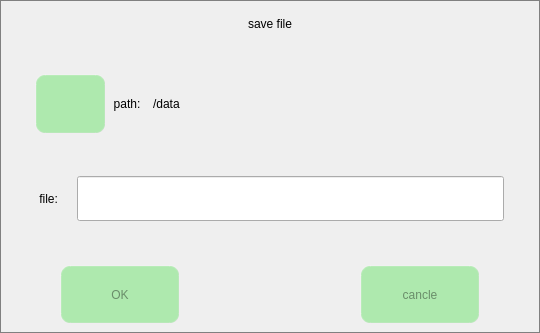
Before: the Qt Designer form voice_savefile_name.ui in jizizihe/baijie_demo, drawn with Qt 5.
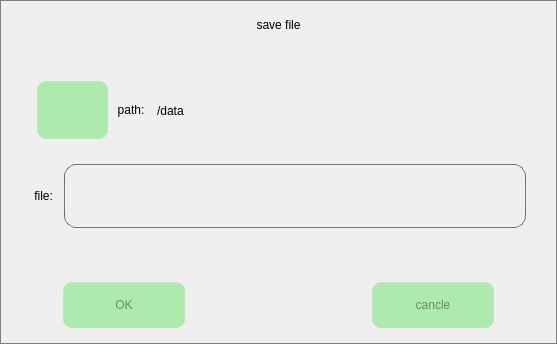
After: the same form once the commit is applied. Icons and pictures are not drawn.

Commit message: func: 1.chang button style in gpio       2.refresh when open and close button in wifi,bluetooth,ethernet and 4g       3.add set  gateway and subnet mask in ethernet       4.add display 4g status in 4g       5.optimize copy,cut,delete,safe exit in storage       6.add the judgment that the serial port is occupied

```diff
--- a/voice_savefile_name.ui
+++ b/voice_savefile_name.ui
@@ -6,8 +6,8 @@
    <rect>
     <x>0</x>
     <y>0</y>
-    <width>540</width>
-    <height>333</height>
+    <width>557</width>
+    <height>344</height>
    </rect>
   </property>
   <property name="sizePolicy">
@@ -39,6 +39,7 @@
   border-image: url(:/button_image/all/background.jpg);
   border-style: outset;
   border-radius: 4px;
+  border:1px solid gray;
 }
 QMainWindow {border:1px solid gray;}
 /****************按钮部件*******************/
@@ -83,13 +84,16 @@
  }</string>
   </property>
   <widget class="QWidget" name="centralwidget">
-   <layout class="QGridLayout" name="gridLayout" rowstretch="1,1,2,1,2,1,2">
+   <layout class="QGridLayout" name="gridLayout" rowstretch="2,2,4,1,4,3,3">
     <property name="leftMargin">
      <number>0</number>
     </property>
     <property name="rightMargin">
      <number>0</number>
     </property>
+    <property name="bottomMargin">
+     <number>15</number>
+    </property>
     <item row="2" column="0">
      <widget class="QWidget" name="widget_4" native="true">
       <layout class="QHBoxLayout" name="horizontalLayout_4" stretch="1,2,1,10,1">
@@ -388,7 +392,10 @@
         <verstretch>0</verstretch>
        </sizepolicy>
       </property>
-      <layout class="QHBoxLayout" name="horizontalLayout" stretch="1,1,12,1">
+      <layout class="QHBoxLayout" name="horizontalLayout" stretch="1,1,15,1">
+       <property name="spacing">
+        <number>2</number>
+       </property>
        <property name="leftMargin">
         <number>0</number>
        </property>
@@ -441,15 +448,24 @@
          <property name="minimumSize">
           <size>
            <width>0</width>
-           <height>40</height>
+           <height>0</height>
           </size>
          </property>
          <property name="maximumSize">
           <size>
            <width>16777215</width>
-           <height>45</height>
+           <height>16777215</height>
           </size>
          </property>
+         <property name="styleSheet">
+          <string notr="true">    border-style: outset; /*边框样式*/
+     border-width:  1px;  /*边框宽度为4像素*/
+     border-radius: 12px; /*边框圆角半径*/
+     border-color: rgba(0, 0, 0,130);/*边框颜色*/
+background-color:transparent;
+     padding: 6px; /*填衬*/
+	outline: none; /*去掉按钮的虚线框*/</string>
+         </property>
         </widget>
        </item>
        <item>
```
Left out of the diff: 2 changed lines with no effect on the pictures. The commit also changes 103 other files.
